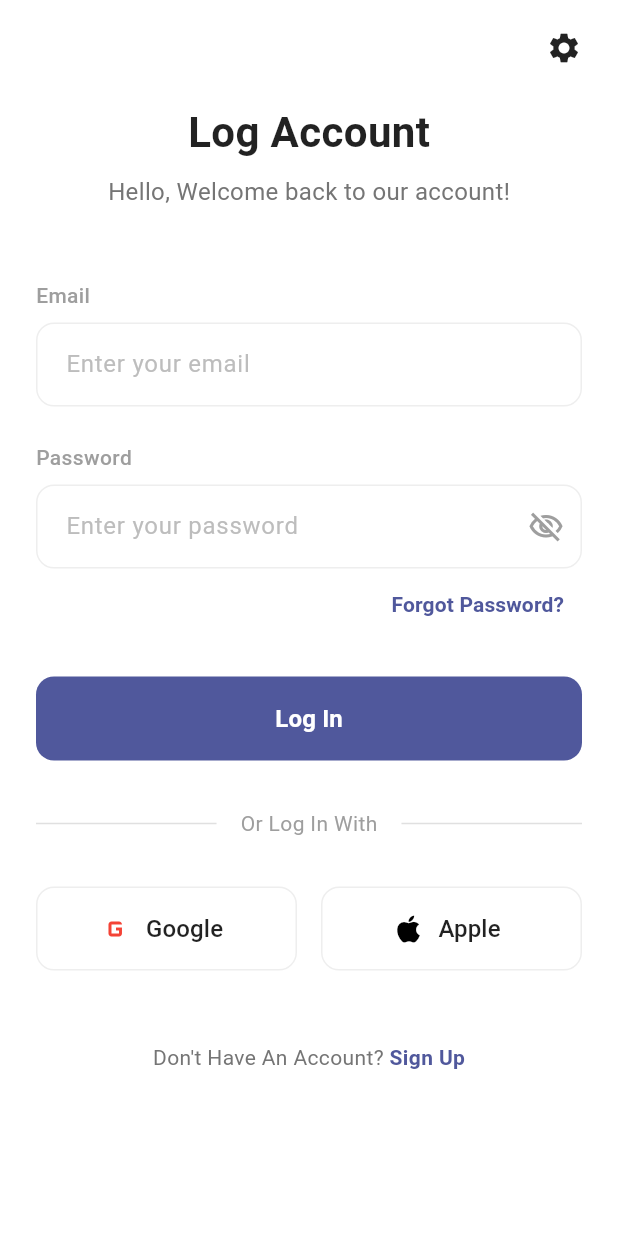
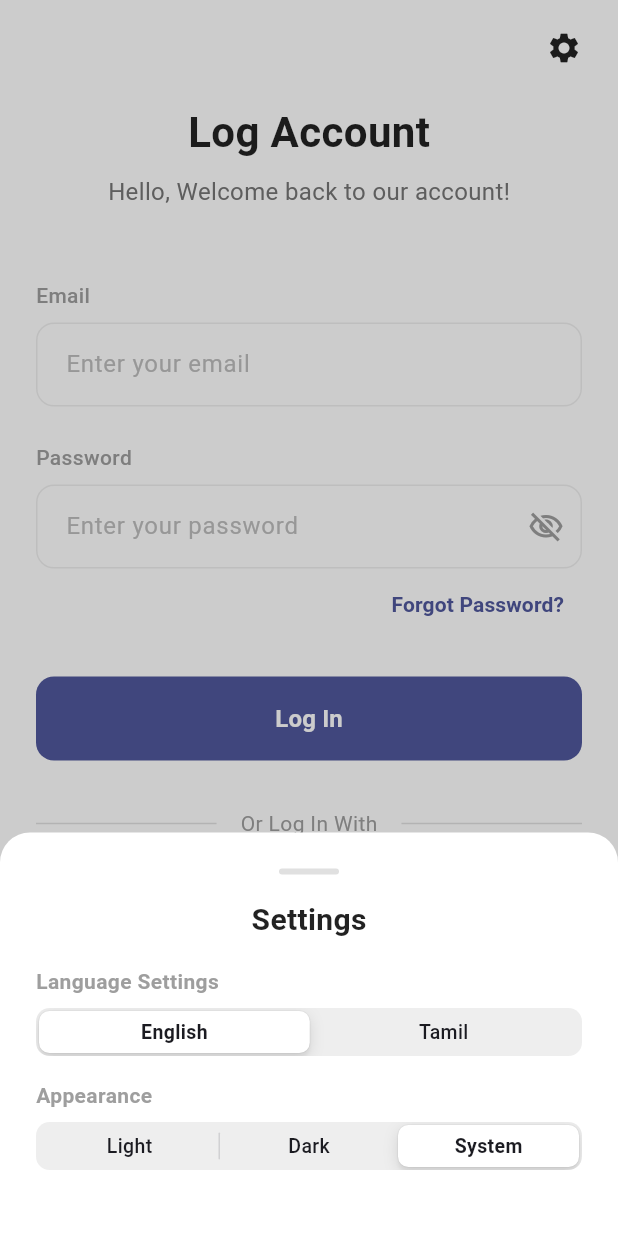
Before and after one commit to VijayMani9699/TNPrep, a Flutter app: the screen it shows after launch, after a tap on "Skip", after a tap on the "settings" icon, on a phone screen of 412 x 824 dp. Run offline on Flutter 3.47's test engine with Material 3 defaults, Android fonts, the phone set to English and light mode, and no system bars; our stand-ins replace shared_preferences.

Commit message:
Add a settings sheet with language and appearance options, accessible from the login screen.

```diff
--- /dev/null
+++ b/lib/common_widgets/settings_sheet.dart
@@ -0,0 +1,124 @@
+import 'package:flutter/cupertino.dart';
+import 'package:flutter/material.dart';
+
+class SettingsSheet extends StatefulWidget {
+  const SettingsSheet({super.key});
+
+  @override
+  State<SettingsSheet> createState() => _SettingsSheetState();
+}
+
+class _SettingsSheetState extends State<SettingsSheet> {
+  // Temporary state for demonstration
+  int _languageGroupValue = 0;
+  int _themeGroupValue = 2; // Default to System
+
+  @override
+  Widget build(BuildContext context) {
+    return Material(
+      color: Colors.transparent,
+      child: Container(
+        decoration: const BoxDecoration(
+          color: Colors.white,
+          borderRadius: BorderRadius.vertical(top: Radius.circular(20)),
+        ),
+        padding: const EdgeInsets.symmetric(horizontal: 24, vertical: 24),
+        child: Column(
+          mainAxisSize: MainAxisSize.min,
+          crossAxisAlignment: CrossAxisAlignment.start,
+          children: [
+            // Drag Handle
+            Align(
+              alignment: Alignment.center,
+              child: Container(
+                width: 40,
+                height: 4,
+                decoration: BoxDecoration(
+                  color: Colors.grey.shade300,
+                  borderRadius: BorderRadius.circular(2),
+                ),
+              ),
+            ),
+            const SizedBox(height: 16),
+
+            // Title
+            const Center(
+              child: Text(
+                "Settings",
+                style: TextStyle(
+                  fontSize: 20,
+                  fontWeight: FontWeight.bold,
+                  color: Colors.black87,
+                ),
+              ),
+            ),
+            const SizedBox(height: 16),
+
+            // Language Section
+            const Text(
+              "Language Settings",
+              style: TextStyle(
+                fontSize: 14,
+                fontWeight: FontWeight.w600,
+                color: Colors.grey,
+              ),
+            ),
+            const SizedBox(height: 8),
+            SizedBox(
+              width: double.infinity,
+              child: CupertinoSlidingSegmentedControl<int>(
+                groupValue: _languageGroupValue,
+                children: const {
+                  0: Text("English"),
+                  1: Text("Tamil"),
+                },
+                onValueChanged: (int? value) {
+                  if (value != null) {
+                    setState(() {
+                      _languageGroupValue = value;
+                    });
+                  }
+                },
+                backgroundColor: Colors.grey.shade200,
+                thumbColor: Colors.white,
+              ),
+            ),
+            const SizedBox(height: 16),
+
+            // Appearance Section
+            const Text(
+              "Appearance",
+              style: TextStyle(
+                fontSize: 14,
+                fontWeight: FontWeight.w600,
+                color: Colors.grey,
+              ),
+            ),
+            const SizedBox(height: 8),
+            SizedBox(
+              width: double.infinity,
+              child: CupertinoSlidingSegmentedControl<int>(
+                groupValue: _themeGroupValue,
+                children: const {
+                  0: Text("Light"),
+                  1: Text("Dark"),
+                  2: Text("System"),
+                },
+                onValueChanged: (int? value) {
+                  if (value != null) {
+                    setState(() {
+                      _themeGroupValue = value;
+                    });
+                  }
+                },
+                backgroundColor: Colors.grey.shade200,
+                thumbColor: Colors.white,
+              ),
+            ),
+            const SizedBox(height: 20), // Bottom padding
+          ],
+        ),
+      ),
+    );
+  }
+}
--- a/lib/features/auth/ui/login_screen.dart
+++ b/lib/features/auth/ui/login_screen.dart
@@ -1,8 +1,10 @@
+import 'package:flutter/cupertino.dart';
 import 'package:flutter/material.dart';
 import '../../../core/theme/app_colors.dart';
 import '../../../common_widgets/custom_text_field.dart';
 import '../../../common_widgets/primary_button.dart';
 import '../../../common_widgets/social_login_button.dart';
+import '../../../common_widgets/settings_sheet.dart';
 import 'add_account_screen.dart';
 
 class LoginScreen extends StatelessWidget {
@@ -26,7 +28,10 @@ class LoginScreen extends StatelessWidget {
                   child: IconButton(
                     icon: const Icon(Icons.settings, color: Colors.black87),
                     onPressed: () {
-                      // TODO: Implement language selection
+                      showCupertinoModalPopup(
+                        context: context,
+                        builder: (context) => const SettingsSheet(),
+                      );
                     },
                   ),
                 ),
```
